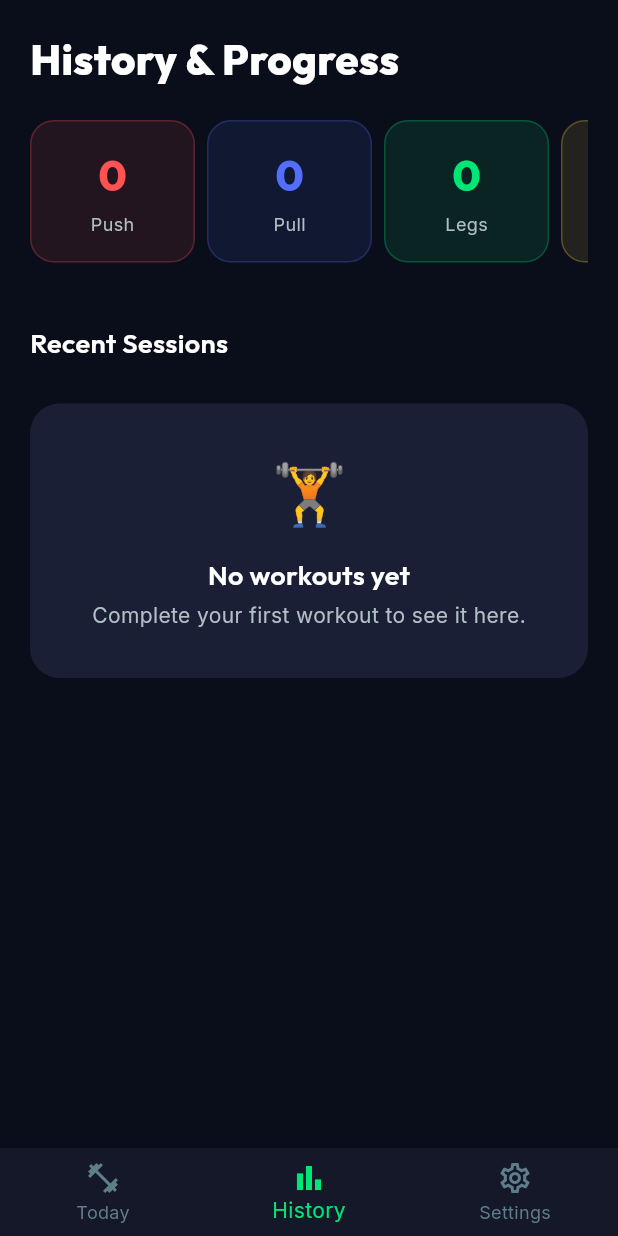
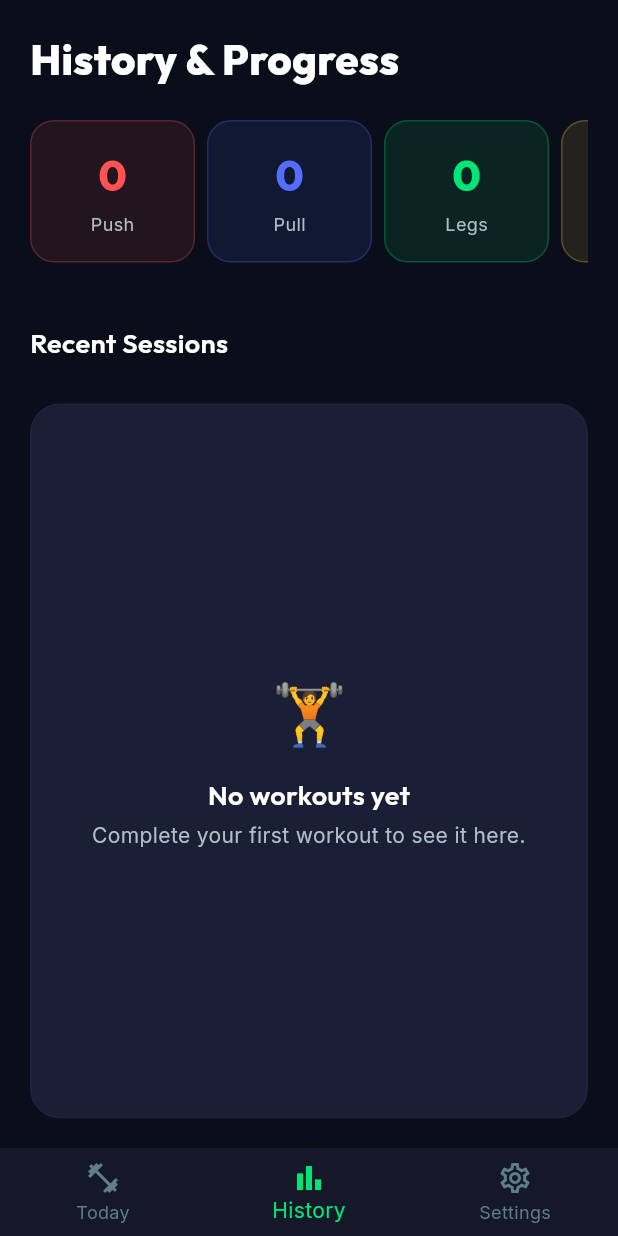
Before and after one commit to RaghuJagadeesha/freedom_fitness, a Flutter app: the HistoryScreen screen opened by its route, on a phone screen of 412 x 824 dp. Run offline on Flutter 3.47's test engine with Material 3 defaults, Android fonts, the phone set to English and light mode, and no system bars; our stand-ins replace flutter_riverpod, flutter_secure_storage, flutter_tts, go_router, google_fonts, google_generative_ai and 5 more; missing offline and left inert: google_sign_in_platform_interface, google_sign_in_web; accounts and stored records are empty.

Commit message:
Add GIFs to swapped-in alternatives, true exercise elapsed totals, and row-highlight completion UI

```diff
--- a/lib/data/exercise_alternatives.dart
+++ b/lib/data/exercise_alternatives.dart
@@ -1,6 +1,8 @@
 import '../models/models.dart';
 
 class ExerciseAlternatives {
+  static const _gifBase = 'https://raw.githubusercontent.com/hasaneyldrm/exercises-dataset/main/';
+
   static final Map<String, Exercise> tennisEasierSwaps = {
     'alt_machine_chest_press': const Exercise(
       id: 'alt_machine_chest_press',
@@ -11,6 +13,7 @@ class ExerciseAlternatives {
       reps: 15,
       description: 'Guided press path. Lower CNS demand than free weights.',
       equipmentType: 'chest_press_machine',
+      gifUrl: '${_gifBase}videos/0577-T0yTjgW.gif',
     ),
     'alt_machine_shoulder_press': const Exercise(
       id: 'alt_machine_shoulder_press',
@@ -21,6 +24,7 @@ class ExerciseAlternatives {
       reps: 15,
       description: 'Guided overhead press to protect rotator cuffs.',
       equipmentType: 'shoulder_press_machine',
+      gifUrl: '${_gifBase}videos/0603-67n3r98.gif',
     ),
     'alt_band_pull_apart': const Exercise(
       id: 'alt_band_pull_apart',
@@ -31,6 +35,7 @@ class ExerciseAlternatives {
       reps: 15,
       description: 'Light band. Rear delt and rotator cuff focus. Low fatigue.',
       equipmentType: 'band',
+      gifUrl: '${_gifBase}videos/0993-sTfvVsG.gif',
     ),
     'alt_leg_press': const Exercise(
       id: 'alt_leg_press',
@@ -41,6 +46,7 @@ class ExerciseAlternatives {
       reps: 15,
       description: 'Machine-supported. Reduced core demand. Good for low energy.',
       equipmentType: 'leg_press_machine',
+      gifUrl: '${_gifBase}videos/0760-7zdxRTl.gif',
     ),
     'alt_leg_curl': const Exercise(
       id: 'alt_leg_curl',
@@ -51,6 +57,7 @@ class ExerciseAlternatives {
       reps: 15,
       description: 'Isolates hamstrings. No lower back strain.',
       equipmentType: 'leg_curl_machine',
+      gifUrl: '${_gifBase}videos/0599-Zg3XY7P.gif',
     ),
     'alt_captains_chair': const Exercise(
       id: 'alt_captains_chair',
@@ -61,6 +68,7 @@ class ExerciseAlternatives {
       reps: 12,
       description: 'Use padded station. Reduced grip demand vs hanging.',
       equipmentType: 'captains_chair',
+      gifUrl: '${_gifBase}videos/2963-weoDEpH.gif',
     ),
     'alt_bodyweight_glute': const Exercise(
       id: 'alt_bodyweight_glute',
@@ -70,6 +78,7 @@ class ExerciseAlternatives {
       sets: 3,
       reps: 20,
       description: 'No weight. Focus on squeeze at top.',
+      gifUrl: '${_gifBase}videos/3561-GibBPPg.gif',
     ),
     'alt_lat_pulldown': const Exercise(
       id: 'alt_lat_pulldown',
@@ -80,6 +89,7 @@ class ExerciseAlternatives {
       reps: 12,
       description: 'Machine-assisted alternative to pull-ups. Controlled weight.',
       equipmentType: 'lat_pulldown_machine',
+      gifUrl: '${_gifBase}videos/0673-ecpY0rH.gif',
     ),
     'alt_bench_dips': const Exercise(
       id: 'alt_bench_dips',
@@ -89,6 +99,7 @@ class ExerciseAlternatives {
       sets: 3,
       reps: 12,
       description: 'Use a bench. Feet on ground. Easier on shoulders.',
+      gifUrl: '${_gifBase}videos/0129-RrLske5.gif',
     ),
     'alt_walking_lunges': const Exercise(
       id: 'alt_walking_lunges',
@@ -98,6 +109,7 @@ class ExerciseAlternatives {
       sets: 3,
       reps: 10,
       description: 'No weight. Focus on form and depth.',
+      gifUrl: '${_gifBase}videos/1460-IZVHb27.gif',
     ),
     'alt_plank_hold': const Exercise(
       id: 'alt_plank_hold',
@@ -107,6 +119,7 @@ class ExerciseAlternatives {
       sets: 3,
       durationSeconds: 30,
       description: 'Hold plank. Keep core braced. Low impact.',
+      gifUrl: '${_gifBase}videos/2135-VBAWRPG.gif',
     ),
   };
 }
--- a/lib/main.dart
+++ b/lib/main.dart
@@ -29,7 +29,7 @@ void main() async {
 }
 
 final _rootNavigatorKey = GlobalKey<NavigatorState>();
-final _shellNavigatorKey = GlobalKey<NavigatorState>();
+final _shellNavigatorKey = shellNavigatorKey;
 
 final _router = GoRouter(
   navigatorKey: _rootNavigatorKey,
--- a/lib/models/models.dart
+++ b/lib/models/models.dart
@@ -352,6 +352,7 @@ class ExerciseLog {
   final Difficulty? difficulty;
   final String notes;
   final int restSeconds; // rest taken between finishing this exercise and starting the next
+  final int elapsedSeconds; // true time spent on the exercise (from opening to completion)
 
   const ExerciseLog({
     required this.exerciseId,
@@ -360,6 +361,7 @@ class ExerciseLog {
     this.difficulty,
     this.notes = '',
     this.restSeconds = 0,
+    this.elapsedSeconds = 0,
   });
 
   double get maxWeight =>
@@ -377,6 +379,7 @@ class ExerciseLog {
     Difficulty? difficulty,
     String? notes,
     int? restSeconds,
+    int? elapsedSeconds,
   }) {
     return ExerciseLog(
       exerciseId: exerciseId,
@@ -385,6 +388,7 @@ class ExerciseLog {
       difficulty: difficulty ?? this.difficulty,
       notes: notes ?? this.notes,
       restSeconds: restSeconds ?? this.restSeconds,
+      elapsedSeconds: elapsedSeconds ?? this.elapsedSeconds,
     );
   }
 
@@ -395,6 +399,7 @@ class ExerciseLog {
     'difficulty': difficulty?.index,
     'notes': notes,
     'restSeconds': restSeconds,
+    'elapsedSeconds': elapsedSeconds,
   };
 
   factory ExerciseLog.fromJson(Map<String, dynamic> json) => ExerciseLog(
@@ -408,6 +413,7 @@ class ExerciseLog {
         : null,
     notes: json['notes'] ?? '',
     restSeconds: json['restSeconds'] ?? 0,
+    elapsedSeconds: json['elapsedSeconds'] ?? 0,
   );
 }
 
--- a/lib/screens/history/history_screen.dart
+++ b/lib/screens/history/history_screen.dart
@@ -80,17 +80,35 @@ class HistoryScreen extends ConsumerWidget {
             )),
 
             if (sessions.isEmpty && floaters.isEmpty)
-              SliverToBoxAdapter(child: Padding(
-                padding: const EdgeInsets.all(20),
-                child: Container(padding: const EdgeInsets.all(32), decoration: BoxDecoration(color: AppColors.cardBg, borderRadius: BorderRadius.circular(20)),
-                  child: Column(children: [
-                    const Text('🏋️', style: TextStyle(fontSize: 40)),
-                    const SizedBox(height: 12),
-                    Text('No workouts yet', style: GoogleFonts.outfit(fontSize: 18, fontWeight: FontWeight.w600, color: AppColors.textPrimary)),
-                    const SizedBox(height: 4),
-                    Text('Complete your first workout to see it here.', style: TextStyle(color: AppColors.textSecondary, fontSize: 14)),
-                  ])),
-              )),
+              SliverFillRemaining(
+                hasScrollBody: false,
+                fillOverscroll: true,
+                child: Container(
+                  width: double.infinity,
+                  height: double.infinity,
+                  margin: const EdgeInsets.all(20),
+                  padding: const EdgeInsets.all(24),
+                  alignment: Alignment.center,
+                  decoration: BoxDecoration(
+                    color: AppColors.cardBg,
+                    borderRadius: BorderRadius.circular(20),
+                    border: Border.all(color: AppColors.surfaceLight),
+                  ),
+                  child: Column(
+                    mainAxisAlignment: MainAxisAlignment.center,
+                    children: [
+                      const Text('🏋️', style: TextStyle(fontSize: 40)),
+                      const SizedBox(height: 12),
+                      Text('No workouts yet',
+                          style: GoogleFonts.outfit(fontSize: 18, fontWeight: FontWeight.w600, color: AppColors.textPrimary)),
+                      const SizedBox(height: 4),
+                      Text('Complete your first workout to see it here.',
+                          textAlign: TextAlign.center,
+                          style: TextStyle(color: AppColors.textSecondary, fontSize: 14)),
+                    ],
+                  ),
+                ),
+              ),
 
             // Merged timeline
             SliverList(delegate: SliverChildBuilderDelegate((ctx, i) {
@@ -295,8 +313,12 @@ class _SessionTileState extends State<_SessionTile> {
           child: Column(crossAxisAlignment: CrossAxisAlignment.start, children: [
             Row(children: [
               Expanded(child: Text(ex.exerciseName, style: TextStyle(color: AppColors.textPrimary, fontSize: 13, fontWeight: FontWeight.w600), overflow: TextOverflow.ellipsis, maxLines: 1)),
-              if (ex.totalRestSeconds > 0)
+              if (ex.elapsedSeconds > 0)
+                Text(_fmtRest(ex.elapsedSeconds), style: TextStyle(color: AppColors.primary, fontSize: 11, fontWeight: FontWeight.w600)),
+              if (ex.totalRestSeconds > 0) ...[
+                const SizedBox(width: 6),
                 Text('rest ${_fmtRest(ex.totalRestSeconds)}', style: TextStyle(color: AppColors.textMuted, fontSize: 11)),
+              ],
             ]),
             const SizedBox(height: 6),
             ...ex.sets.map((s) => Padding(
--- a/lib/screens/shell_screen.dart
+++ b/lib/screens/shell_screen.dart
@@ -1,6 +1,10 @@
 import 'package:flutter/material.dart';
 import 'package:go_router/go_router.dart';
 import '../theme/app_theme.dart';
+
+/// Key for the shell navigator, so tab switching can dismiss any open
+/// modal sheets (e.g. the "Switch Workout?" sheet) before navigating.
+final shellNavigatorKey = GlobalKey<NavigatorState>();
 
 class ShellScreen extends StatelessWidget {
   final Widget child;
@@ -53,6 +57,12 @@ class ShellScreen extends StatelessWidget {
   }
 
   void _onTap(BuildContext context, int index) {
+    // Dismiss any open modal sheet (e.g. "Switch Workout?") on the shell
+    // navigator first, so the tab switch isn't blocked by the sheet.
+    final shellNav = shellNavigatorKey.currentState;
+    if (shellNav != null && shellNav.canPop()) {
+      shellNav.pop();
+    }
     switch (index) {
       case 0:
         context.go('/home');
```
Also changed, not shown: lib/providers/providers.dart (+13 -0 lines), lib/screens/gym/exercise_detail_screen.dart (+9 -1 lines), lib/screens/gym/workout_screen.dart (+81 -99 lines).
